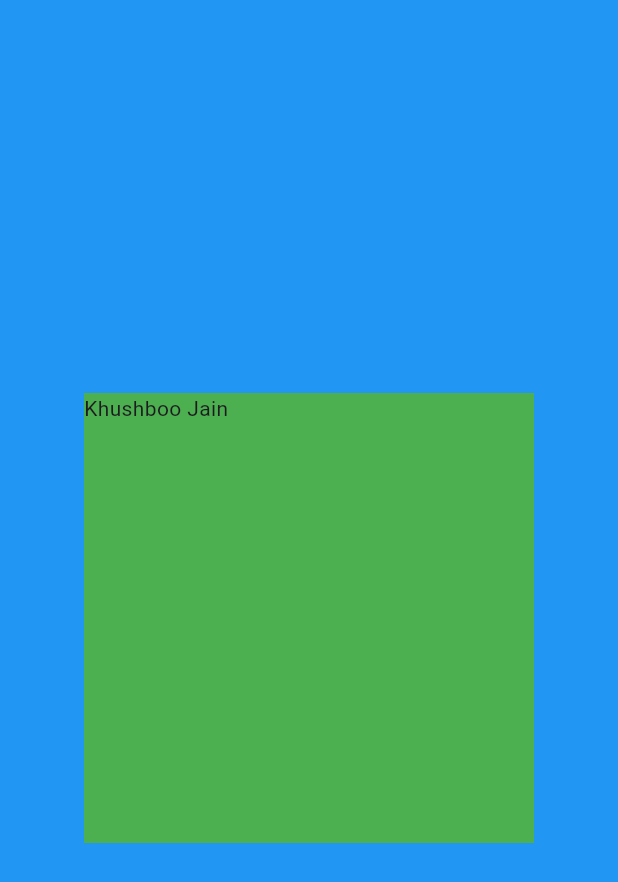
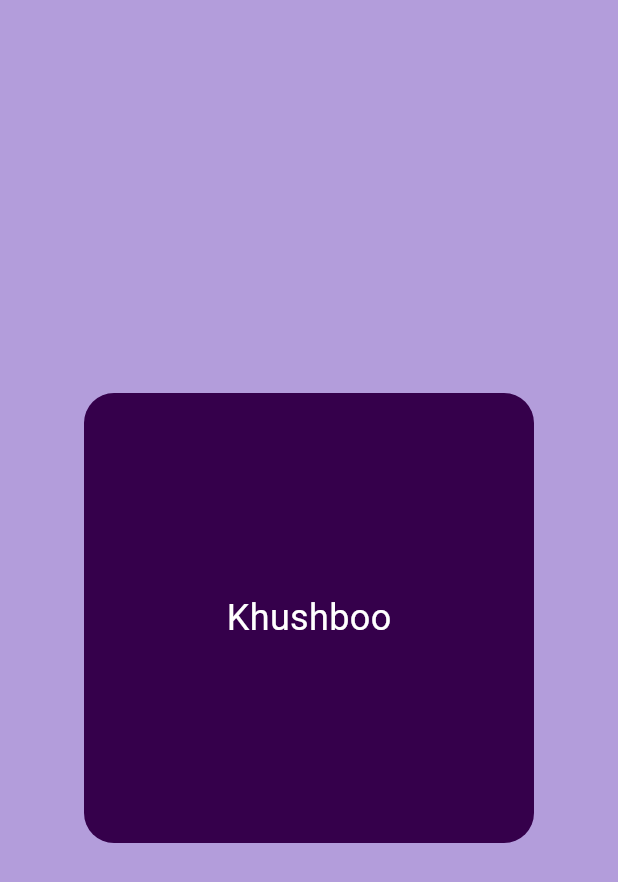
Before and after one commit to khushboojain01/flutterfly, a Flutter app: the screen it shows after launch, on a phone screen of 412 x 824 dp. Shown: the top 882 px of the screen. Run offline on Flutter 3.47's test engine with Material 3 defaults, Android fonts, the phone set to English and light mode, and no system bars.

Commit message:
uses boxdecoration and text fonts

```diff
--- a/lib/main.dart
+++ b/lib/main.dart
@@ -9,23 +9,31 @@
 class MyApp extends StatelessWidget {
   const MyApp({super.key});
 
-
   // This widget is the root of your application.
   @override
   Widget build(BuildContext context) {
     return MaterialApp(
-      debugShowCheckedModeBanner: false, //removes the debug banner on ui
+      debugShowCheckedModeBanner: false, // Removes the debug banner on UI
       home: Scaffold(
-        backgroundColor: Colors.blue,
+        backgroundColor: Colors.deepPurple[200],
         body: Center(
-          child: Container( //adds container
+          child: Container( // Adds container
             height: 300,
-            width : 300,
-            color :Colors.green,
-            child:Text("Khushboo Jain"),
-          ),
-        )
-      ),//returns a plain blue ui
-    );
+            width: 300,
+            decoration: BoxDecoration(
+              color: Color.fromARGB(255, 53, 0, 75), // Set the color within BoxDecoration
+              borderRadius: BorderRadius.circular(20),
+            ),
+            padding: EdgeInsets.all(25),
+            child: Center(
+              child: Text("Khushboo",style: TextStyle(
+                  fontSize: 24,
+                  color: Colors.white,)
+              ) //Text
+            ), //Center
+          ), //cONTAINER
+        ), //center
+      ), // Returns a plain purple UI
+    ); //materialAPP
   }
 }
```
